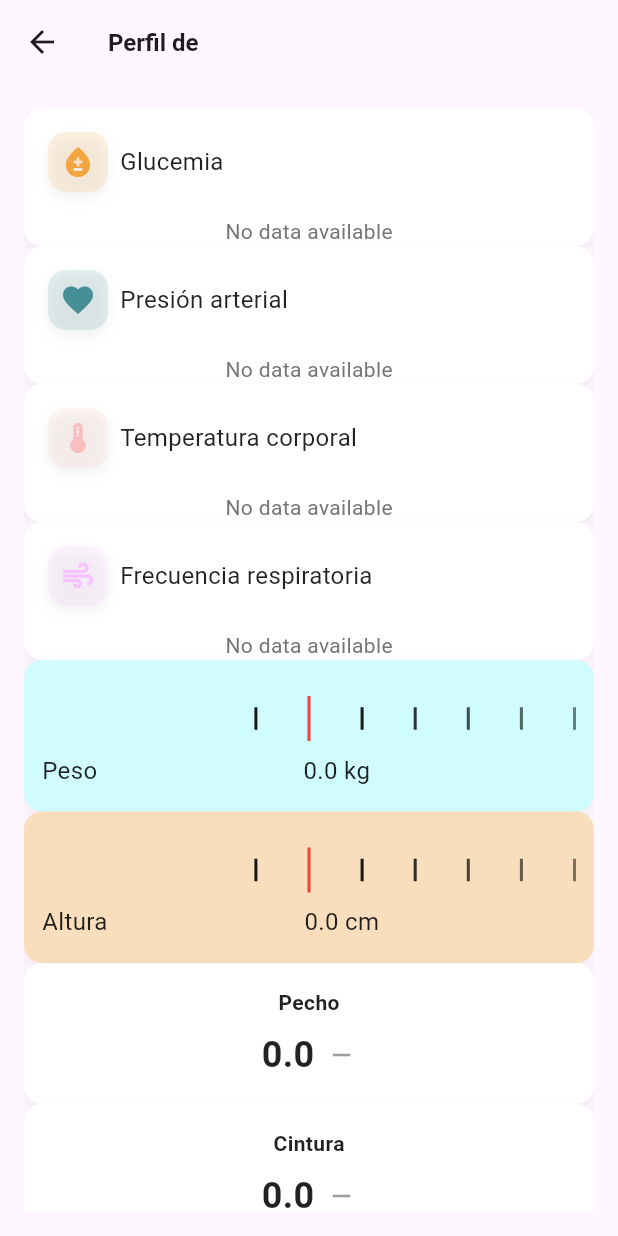
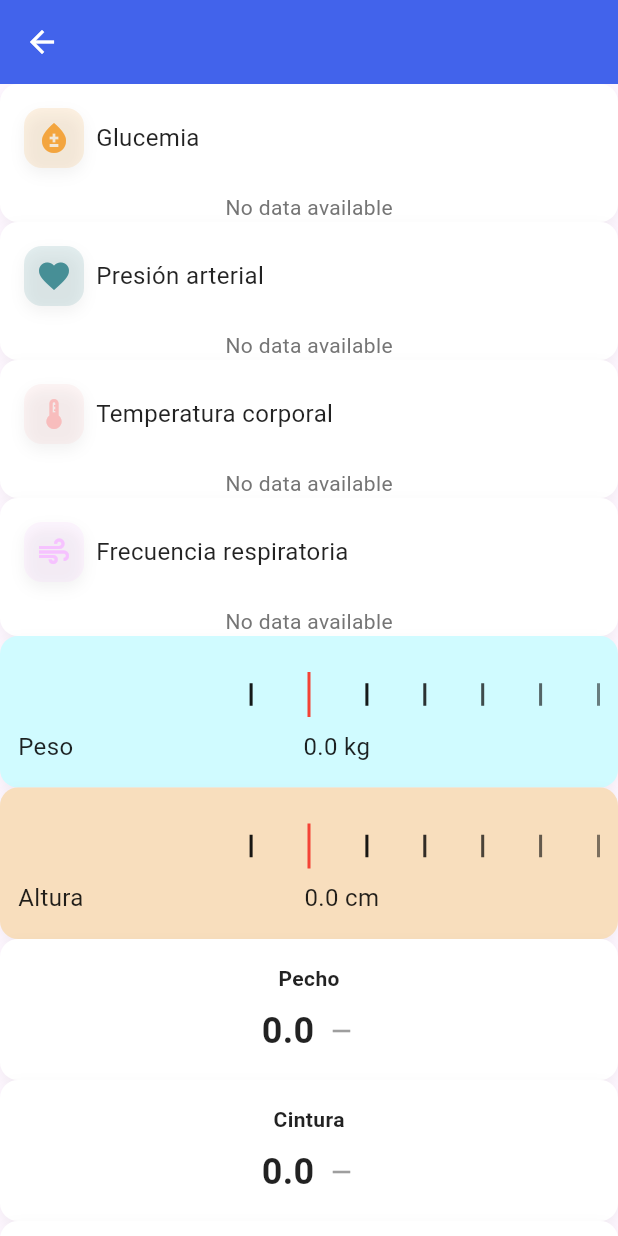
Before and after one commit to pabrcno/indigo, a Flutter app: the PatientProfileScreen screen opened directly with empty values, on a phone screen of 412 x 824 dp. Run offline on Flutter 3.47's test engine with Material 3 defaults, Android fonts, the phone set to English and light mode, and no system bars; our stand-ins replace drift, fl_chart, flutter_riverpod, freezed_annotation; accounts and stored records are empty; generated files the repository leaves out were written again; network calls fail.

Commit message:
ui improvs patient profile

```diff
--- a/lib/screens/patient_profile.dart
+++ b/lib/screens/patient_profile.dart
@@ -43,9 +43,12 @@ class _PatientProfileScreenState extends ConsumerState<PatientProfileScreen> {
 
     return Scaffold(
         appBar: AppBar(
-          title: Text('Perfil de ${widget.patient.name}'),
+          backgroundColor: const Color(0xFF4263EB),
           leading: IconButton(
-            icon: const Icon(Icons.arrow_back),
+            icon: const Icon(
+              Icons.arrow_back,
+              color: Colors.white,
+            ),
             onPressed: () {
               Navigator.of(context)
                   .pop(); // Navigate back to the previous screen
@@ -65,9 +68,7 @@ class _PatientProfileScreenState extends ConsumerState<PatientProfileScreen> {
                 ),
               );
             }
-            return Padding(
-              padding: const EdgeInsets.all(16.0),
-              child: ListView(
+            return ListView(
               children: [
                 ...[
                   EPatientHealthMetricField.glucose,
@@ -146,7 +147,6 @@ class _PatientProfileScreenState extends ConsumerState<PatientProfileScreen> {
                   height: 200,
                 ),
               ],
-              ),
             );
           },
         ));
```
Lines whose indentation alone changed are shown as unchanged.
